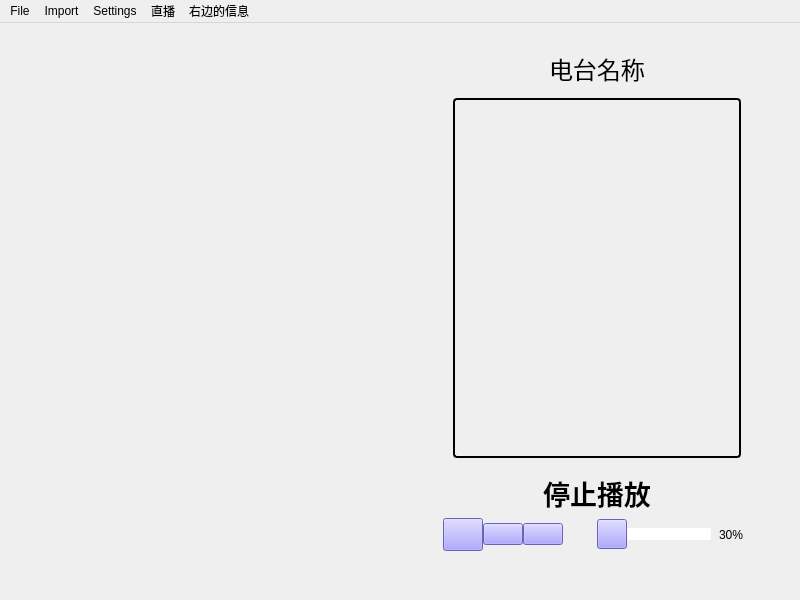
yzzyzz/ssrplayer, file mainwindow.ui: the form before one commit.
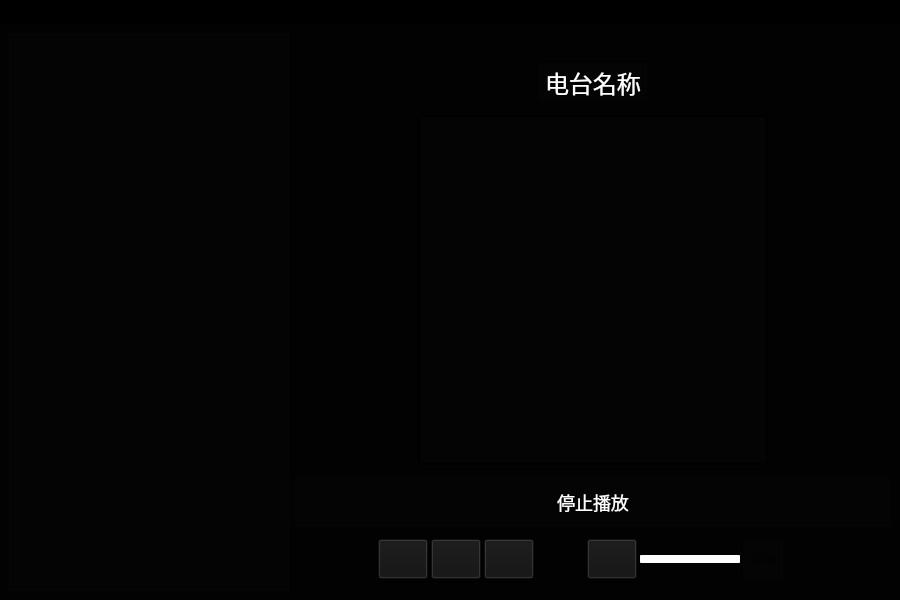
The form after the commit. Icons and pictures are not drawn.

The edit to the form file:
```diff
--- a/mainwindow.ui
+++ b/mainwindow.ui
@@ -6,13 +6,13 @@
    <rect>
     <x>0</x>
     <y>0</y>
-    <width>800</width>
+    <width>900</width>
     <height>600</height>
    </rect>
   </property>
   <property name="minimumSize">
    <size>
-    <width>800</width>
+    <width>900</width>
     <height>600</height>
    </size>
   </property>
@@ -25,8 +25,20 @@
   <property name="windowTitle">
    <string>golo播放器</string>
   </property>
+  <property name="windowOpacity">
+   <double>1.000000000000000</double>
+  </property>
+  <property name="autoFillBackground">
+   <bool>false</bool>
+  </property>
   <property name="styleSheet">
-   <string notr="true"/>
+   <string notr="true">background-color:black;</string>
+  </property>
+  <property name="animated">
+   <bool>true</bool>
+  </property>
+  <property name="unifiedTitleAndToolBarOnMac">
+   <bool>false</bool>
   </property>
   <widget class="QWidget" name="centralwidget">
    <property name="sizePolicy">
@@ -35,8 +47,16 @@
      <verstretch>0</verstretch>
     </sizepolicy>
    </property>
+   <property name="maximumSize">
+    <size>
+     <width>900</width>
+     <height>600</height>
+    </size>
+   </property>
    <property name="styleSheet">
-    <string notr="true">background:rgba(255,255,255,0);</string>
+    <string notr="true">background-color: rgba(20,20,20,20);
+    filter: blur(60px);
+</string>
    </property>
    <layout class="QHBoxLayout" name="horizontalLayout" stretch="0,0">
     <property name="topMargin">
@@ -49,8 +69,14 @@
       </property>
       <property name="minimumSize">
        <size>
-        <width>200</width>
-        <height>600</height>
+        <width>280</width>
+        <height>550</height>
+       </size>
+      </property>
+      <property name="maximumSize">
+       <size>
+        <width>280</width>
+        <height>580</height>
        </size>
       </property>
       <property name="palette">
@@ -58,10 +84,10 @@
         <active>
          <colorrole role="Button">
           <brush brushstyle="SolidPattern">
-           <color alpha="0">
-            <red>255</red>
-            <green>255</green>
-            <blue>255</blue>
+           <color alpha="20">
+            <red>20</red>
+            <green>20</green>
+            <blue>20</blue>
            </color>
           </brush>
          </colorrole>
@@ -76,10 +102,10 @@
          </colorrole>
          <colorrole role="Window">
           <brush brushstyle="SolidPattern">
-           <color alpha="0">
-            <red>255</red>
-            <green>255</green>
-            <blue>255</blue>
+           <color alpha="20">
+            <red>20</red>
+            <green>20</green>
+            <blue>20</blue>
            </color>
           </brush>
          </colorrole>
@@ -87,10 +113,10 @@
         <inactive>
          <colorrole role="Button">
           <brush brushstyle="SolidPattern">
-           <color alpha="0">
-            <red>255</red>
-            <green>255</green>
-            <blue>255</blue>
+           <color alpha="20">
+            <red>20</red>
+            <green>20</green>
+            <blue>20</blue>
            </color>
           </brush>
          </colorrole>
@@ -105,10 +131,10 @@
          </colorrole>
          <colorrole role="Window">
           <brush brushstyle="SolidPattern">
-           <color alpha="0">
-            <red>255</red>
-            <green>255</green>
-            <blue>255</blue>
+           <color alpha="20">
+            <red>20</red>
+            <green>20</green>
+            <blue>20</blue>
            </color>
           </brush>
          </colorrole>
@@ -116,10 +142,10 @@
         <disabled>
          <colorrole role="Button">
           <brush brushstyle="SolidPattern">
-           <color alpha="0">
-            <red>255</red>
-            <green>255</green>
-            <blue>255</blue>
+           <color alpha="20">
+            <red>20</red>
+            <green>20</green>
+            <blue>20</blue>
            </color>
           </brush>
          </colorrole>
@@ -134,10 +160,10 @@
          </colorrole>
          <colorrole role="Window">
           <brush brushstyle="SolidPattern">
-           <color alpha="0">
-            <red>255</red>
-            <green>255</green>
-            <blue>255</blue>
+           <color alpha="20">
+            <red>20</red>
+            <green>20</green>
+            <blue>20</blue>
            </color>
           </brush>
          </colorrole>
@@ -176,16 +202,16 @@
        <number>0</number>
       </property>
       <property name="leftMargin">
-       <number>40</number>
+       <number>0</number>
       </property>
       <property name="topMargin">
        <number>18</number>
       </property>
       <property name="rightMargin">
-       <number>40</number>
+       <number>0</number>
       </property>
       <property name="bottomMargin">
-       <number>40</number>
+       <number>0</number>
       </property>
       <item alignment="Qt::AlignHCenter">
        <widget class="QLabel" name="stationName">
@@ -202,8 +228,10 @@
          </size>
         </property>
         <property name="styleSheet">
-         <string notr="true">color:black;
-font:24px;
+         <string notr="true">font: 24px;
+color:white;
+background-color: rgab(0,0,0,0); 
+border-width:0px;
 margin:0 0 2 0;</string>
         </property>
         <property name="text">
@@ -211,24 +239,39 @@
         </property>
        </widget>
       </item>
-      <item>
+      <item alignment="Qt::AlignHCenter">
        <widget class="QLabel" name="musicGraphics">
+        <property name="enabled">
+         <bool>true</bool>
+        </property>
         <property name="sizePolicy">
-         <sizepolicy hsizetype="MinimumExpanding" vsizetype="MinimumExpanding">
+         <sizepolicy hsizetype="Fixed" vsizetype="MinimumExpanding">
           <horstretch>0</horstretch>
           <verstretch>0</verstretch>
          </sizepolicy>
         </property>
         <property name="minimumSize">
          <size>
-          <width>300</width>
-          <height>300</height>
+          <width>350</width>
+          <height>350</height>
          </size>
         </property>
         <property name="maximumSize">
          <size>
-          <width>380</width>
-          <height>380</height>
+          <width>350</width>
+          <height>350</height>
+         </size>
+        </property>
+        <property name="sizeIncrement">
+         <size>
+          <width>0</width>
+          <height>0</height>
+         </size>
+        </property>
+        <property name="baseSize">
+         <size>
+          <width>250</width>
+          <height>250</height>
          </size>
         </property>
         <property name="layoutDirection">
@@ -238,7 +281,6 @@
          <string notr="true">QLabel {
 	border: 2px solid  rgb(0, 0, 0);
 	border-radius: 4px;
-	margin: 10 10 10 10px;
 }</string>
         </property>
         <property name="text">
@@ -251,7 +293,10 @@
          <bool>true</bool>
         </property>
         <property name="alignment">
-         <set>Qt::AlignCenter</set>
+         <set>Qt::AlignRight|Qt::AlignTrailing|Qt::AlignVCenter</set>
+        </property>
+        <property name="indent">
+         <number>0</number>
         </property>
        </widget>
       </item>
@@ -277,14 +322,15 @@
         </property>
         <property name="font">
          <font>
-          <pointsize>20</pointsize>
+          <pointsize>-1</pointsize>
           <italic>false</italic>
-          <bold>true</bold>
+          <bold>false</bold>
          </font>
         </property>
         <property name="styleSheet">
-         <string notr="true">font: 700 20pt;
-color:black;</string>
+         <string notr="true">font: 18px;color:white;
+background-color: rgab(0,0,0,0); 
+border-width:0px;</string>
         </property>
         <property name="text">
          <string>停止播放</string>
@@ -302,21 +348,29 @@
       </item>
       <item>
        <layout class="QHBoxLayout" name="horizontalLayout_2">
+        <property name="leftMargin">
+         <number>80</number>
+        </property>
+        <property name="rightMargin">
+         <number>100</number>
+        </property>
+        <property name="bottomMargin">
+         <number>0</number>
+        </property>
         <item>
          <widget class="QPushButton" name="playButton">
           <property name="maximumSize">
            <size>
-            <width>40</width>
-            <height>40</height>
+            <width>50</width>
+            <height>50</height>
            </size>
           </property>
           <property name="cursor">
            <cursorShape>PointingHandCursor</cursorShape>
           </property>
           <property name="styleSheet">
-           <string notr="true">QPushButton {
-        background-color: rgb(146, 138, 255);
-}</string>
+           <string notr="true">border-width:0px;background-color: rgab(0,0,0,0);
+</string>
           </property>
           <property name="text">
            <string/>
@@ -327,21 +381,25 @@
           </property>
           <property name="iconSize">
            <size>
-            <width>20</width>
-            <height>20</height>
+            <width>38</width>
+            <height>38</height>
            </size>
           </property>
          </widget>
         </item>
         <item>
          <widget class="QPushButton" name="forwardButton">
+          <property name="maximumSize">
+           <size>
+            <width>50</width>
+            <height>50</height>
+           </size>
+          </property>
           <property name="cursor">
            <cursorShape>PointingHandCursor</cursorShape>
           </property>
           <property name="styleSheet">
-           <string notr="true">QPushButton {
-        background-color: rgb(146, 138, 255);
-}</string>
+           <string notr="true">border-width:0px;background-color: rgab(0,0,0,0);</string>
           </property>
           <property name="text">
            <string/>
@@ -352,21 +410,25 @@
           </property>
           <property name="iconSize">
            <size>
-            <width>20</width>
-            <height>20</height>
+            <width>38</width>
+            <height>38</height>
            </size>
           </property>
          </widget>
         </item>
         <item>
          <widget class="QPushButton" name="stopButton">
+          <property name="maximumSize">
+           <size>
+            <width>50</width>
+            <height>50</height>
+           </size>
+          </property>
           <property name="cursor">
            <cursorShape>PointingHandCursor</cursorShape>
           </property>
           <property name="styleSheet">
-           <string notr="true">QPushButton {
-        background-color: rgb(146, 138, 255);
-}</string>
+           <string notr="true">border-width:0px;background-color: rgab(0,0,0,0);</string>
           </property>
           <property name="text">
            <string/>
@@ -377,8 +439,8 @@
           </property>
           <property name="iconSize">
            <size>
-            <width>40</width>
-            <height>40</height>
+            <width>38</width>
+            <height>38</height>
            </size>
           </property>
          </widget>
@@ -388,9 +450,12 @@
           <property name="orientation">
            <enum>Qt::Horizontal</enum>
           </property>
+          <property name="sizeType">
+           <enum>QSizePolicy::Minimum</enum>
+          </property>
           <property name="sizeHint" stdset="0">
            <size>
-            <width>0</width>
+            <width>50</width>
             <height>0</height>
            </size>
           </property>
@@ -400,8 +465,8 @@
          <widget class="QPushButton" name="volumeButton">
           <property name="maximumSize">
            <size>
-            <width>30</width>
-            <height>30</height>
+            <width>50</width>
+            <height>50</height>
            </size>
           </property>
           <property name="palette">
@@ -409,27 +474,27 @@
             <active>
              <colorrole role="Button">
               <brush brushstyle="SolidPattern">
-               <color alpha="255">
-                <red>146</red>
-                <green>138</green>
+               <color alpha="25">
+                <red>255</red>
+                <green>255</green>
                 <blue>255</blue>
                </color>
               </brush>
              </colorrole>
              <colorrole role="Base">
               <brush brushstyle="SolidPattern">
-               <color alpha="255">
-                <red>146</red>
-                <green>138</green>
+               <color alpha="25">
+                <red>255</red>
+                <green>255</green>
                 <blue>255</blue>
                </color>
               </brush>
              </colorrole>
              <colorrole role="Window">
               <brush brushstyle="SolidPattern">
-               <color alpha="255">
-                <red>146</red>
-                <green>138</green>
+               <color alpha="25">
+                <red>255</red>
+                <green>255</green>
                 <blue>255</blue>
                </color>
               </brush>
@@ -438,27 +503,27 @@
             <inactive>
              <colorrole role="Button">
               <brush brushstyle="SolidPattern">
-               <color alpha="255">
-                <red>146</red>
-                <green>138</green>
+               <color alpha="25">
+                <red>255</red>
+                <green>255</green>
                 <blue>255</blue>
                </color>
               </brush>
              </colorrole>
              <colorrole role="Base">
               <brush brushstyle="SolidPattern">
-               <color alpha="255">
-                <red>146</red>
-                <green>138</green>
+               <color alpha="25">
+                <red>255</red>
+                <green>255</green>
                 <blue>255</blue>
                </color>
               </brush>
              </colorrole>
              <colorrole role="Window">
               <brush brushstyle="SolidPattern">
-               <color alpha="255">
-                <red>146</red>
-                <green>138</green>
+               <color alpha="25">
+                <red>255</red>
+                <green>255</green>
                 <blue>255</blue>
                </color>
               </brush>
@@ -467,27 +532,27 @@
             <disabled>
              <colorrole role="Button">
               <brush brushstyle="SolidPattern">
-               <color alpha="255">
-                <red>146</red>
-                <green>138</green>
+               <color alpha="25">
+                <red>255</red>
+                <green>255</green>
                 <blue>255</blue>
                </color>
               </brush>
              </colorrole>
              <colorrole role="Base">
               <brush brushstyle="SolidPattern">
-               <color alpha="255">
-                <red>146</red>
-                <green>138</green>
+               <color alpha="25">
+                <red>255</red>
+                <green>255</green>
                 <blue>255</blue>
                </color>
               </brush>
              </colorrole>
              <colorrole role="Window">
               <brush brushstyle="SolidPattern">
-               <color alpha="255">
-                <red>146</red>
-                <green>138</green>
+               <color alpha="25">
+                <red>255</red>
+                <green>255</green>
                 <blue>255</blue>
                </color>
               </brush>
@@ -499,9 +564,7 @@
            <cursorShape>PointingHandCursor</cursorShape>
           </property>
           <property name="styleSheet">
-           <string notr="true">QPushButton {
-        background-color: rgb(146, 138, 255);
-}</string>
+           <string notr="true">border-width:0px;background-color: rgab(0,0,0,0);</string>
           </property>
           <property name="text">
            <string/>
@@ -512,8 +575,8 @@
           </property>
           <property name="iconSize">
            <size>
-            <width>20</width>
-            <height>20</height>
+            <width>38</width>
+            <height>38</height>
            </size>
           </property>
           <property name="shortcut">
@@ -523,27 +586,47 @@
         </item>
         <item>
          <widget class="QSlider" name="volumeSlider">
+          <property name="minimumSize">
+           <size>
+            <width>100</width>
+            <height>0</height>
+           </size>
+          </property>
+          <property name="maximumSize">
+           <size>
+            <width>100</width>
+            <height>8</height>
+           </size>
+          </property>
+          <property name="sizeIncrement">
+           <size>
+            <width>0</width>
+            <height>0</height>
+           </size>
+          </property>
           <property name="cursor">
            <cursorShape>ClosedHandCursor</cursorShape>
           </property>
           <property name="focusPolicy">
            <enum>Qt::NoFocus</enum>
           </property>
+          <property name="layoutDirection">
+           <enum>Qt::RightToLeft</enum>
+          </property>
           <property name="styleSheet">
            <string notr="true">QSlider {
-    height: 28px;
 }
 
 QSlider::groove:horizontal {
 border: 0px solid #bbb;
 background: white;
-height: 12px;
-border-radius: 2px;
+height: 8px;
+border-radius: 1px;
 }
 
 QSlider::handle:horizontal {
 image: url(:/icons/res/star_shining.png);
-width: 16px;
+width: 6px;
 margin-top: -2px;
 margin-bottom: -2px;
 border-radius: 4px;
@@ -572,13 +655,13 @@
           <property name="minimumSize">
            <size>
             <width>40</width>
-            <height>0</height>
+            <height>40</height>
            </size>
           </property>
           <property name="maximumSize">
            <size>
             <width>40</width>
-            <height>16777215</height>
+            <height>40</height>
            </size>
           </property>
           <property name="cursor">
@@ -587,6 +670,9 @@
           <property name="mouseTracking">
            <bool>false</bool>
           </property>
+          <property name="styleSheet">
+           <string notr="true">border-width:0px;background-color: rgab(0,0,0,0);</string>
+          </property>
           <property name="text">
            <string>30%</string>
           </property>
@@ -606,10 +692,13 @@
     <rect>
      <x>0</x>
      <y>0</y>
-     <width>800</width>
+     <width>900</width>
      <height>24</height>
     </rect>
    </property>
+   <property name="styleSheet">
+    <string notr="true"/>
+   </property>
    <widget class="QMenu" name="menuFile">
     <property name="title">
      <string>File</string>
```
